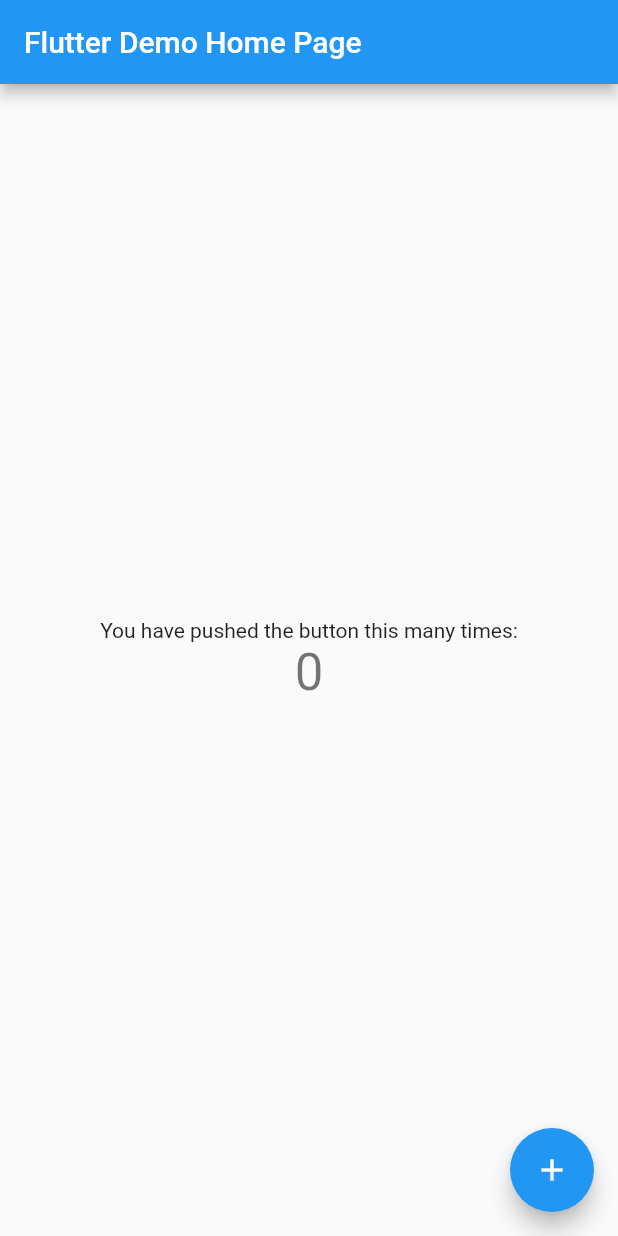
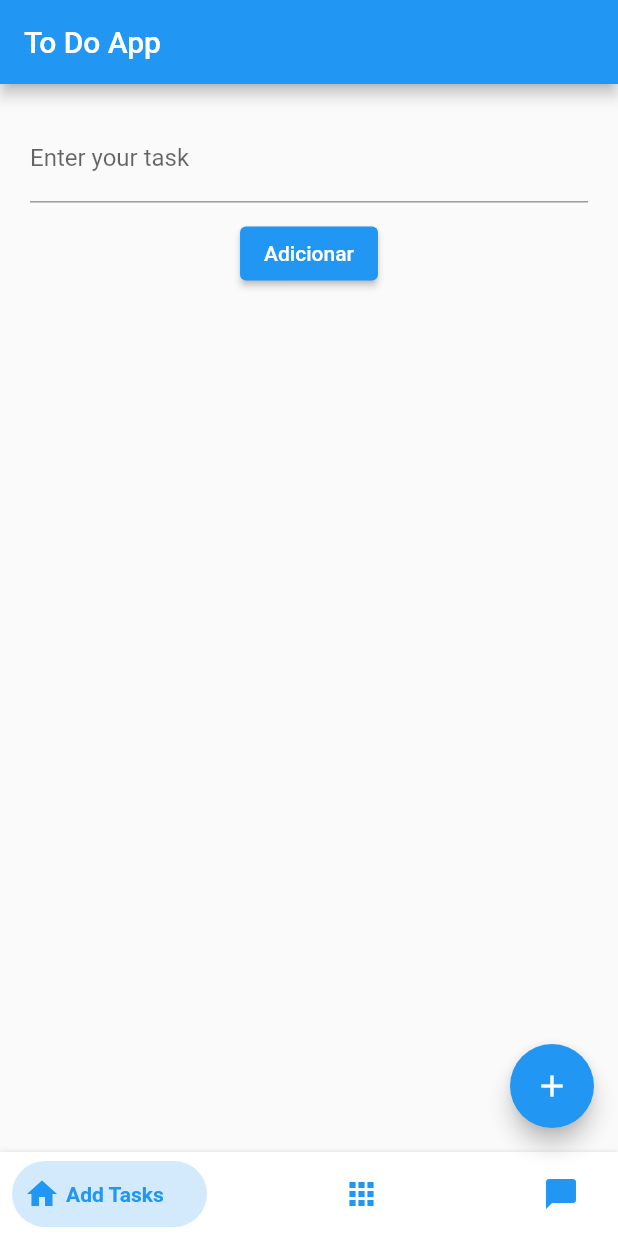
Before and after one commit to aostephano/todoApp, a Flutter app: the screen it shows after launch, on a phone screen of 412 x 824 dp. Run offline on Flutter 3.47's test engine with Material 2 defaults, Android fonts, the phone set to English and light mode, and no system bars; drawn by our look-alikes of bottom_navy_bar.

Commit message:
Initial Provider/Screens implemented

```diff
--- a/lib/main.dart
+++ b/lib/main.dart
@@ -1,4 +1,7 @@
 import 'package:flutter/material.dart';
+import 'package:todo_app/provider/MyAppState.dart';
+import 'package:todo_app/screens/MyHomePage.dart';
+import 'package:provider/provider.dart';
 
 void main() {
   runApp(const MyApp());
@@ -9,58 +12,15 @@ class MyApp extends StatelessWidget {
 
   @override
   Widget build(BuildContext context) {
-    return MaterialApp(
-      title: 'Flutter Demo',
-      theme: ThemeData(
-        primarySwatch: Colors.blue,
-      ),
-      home: const MyHomePage(title: 'Flutter Demo Home Page'),
-    );
-  }
-}
-
-class MyHomePage extends StatefulWidget {
-  const MyHomePage({super.key, required this.title});
-
-  final String title;
-
-  @override
-  State<MyHomePage> createState() => _MyHomePageState();
-}
-
-class _MyHomePageState extends State<MyHomePage> {
-  int _counter = 0;
-
-  void _incrementCounter() {
-    setState(() {
-      _counter++;
-    });
-  }
-
-  @override
-  Widget build(BuildContext context) {
-    return Scaffold(
-      appBar: AppBar(
-        title: Text(widget.title),
-      ),
-      body: Center(
-        child: Column(
-          mainAxisAlignment: MainAxisAlignment.center,
-          children: <Widget>[
-            const Text(
-              'You have pushed the button this many times:',
-            ),
-            Text(
-              '$_counter',
-              style: Theme.of(context).textTheme.headlineMedium,
-            ),
-          ],
+    return ChangeNotifierProvider(
+      create: (context) => MyAppState(),
+      child: MaterialApp(
+        debugShowCheckedModeBanner: false,
+        title: 'toDo App',
+        theme: ThemeData(
+          primarySwatch: Colors.blue,
         ),
-      ),
-      floatingActionButton: FloatingActionButton(
-        onPressed: _incrementCounter,
-        tooltip: 'Increment',
-        child: const Icon(Icons.add),
+        home: const MyHomePage(),
       ),
     );
   }
--- /dev/null
+++ b/lib/model/Task.dart
@@ -0,0 +1,27 @@
+class Task {
+  //Atributes
+  late String _taskName;
+  late bool _done = false;
+
+  //Constructor
+  Task(this._taskName, this._done);
+
+  //Setters and Getters
+  String get taskName => _taskName;
+
+  set taskName(String value) {
+    _taskName = value;
+  }
+
+  bool get done => _done;
+
+  set done(bool value) {
+    _done = value;
+  }
+
+  //Methods
+  @override
+  String toString() {
+    return taskName;
+  }
+}
--- /dev/null
+++ b/lib/provider/MyAppState.dart
@@ -0,0 +1,11 @@
+import 'package:flutter/material.dart';
+import '../model/Task.dart';
+
+class MyAppState extends ChangeNotifier {
+  List<Task> taskList = <Task>[];
+
+  addTask(taskTitle) {
+    Task taskElement = Task(taskTitle, false);
+    taskList.add(taskElement);
+  }
+}
--- /dev/null
+++ b/lib/screens/AddTaskScreen.dart
@@ -0,0 +1,49 @@
+import 'package:flutter/material.dart';
+import 'package:provider/provider.dart';
+
+import '../provider/MyAppState.dart';
+
+class AddTaskScreen extends StatefulWidget {
+  const AddTaskScreen({Key? key}) : super(key: key);
+
+  @override
+  State<AddTaskScreen> createState() => _AddTaskScreenState();
+}
+
+class _AddTaskScreenState extends State<AddTaskScreen> {
+  TextEditingController textController = TextEditingController();
+  String taskTitle = "";
+
+  @override
+  Widget build(BuildContext context) {
+    var appState = context.watch<MyAppState>();
+    var taskList = appState.taskList;
+
+    return Container(
+      padding: const EdgeInsets.all(20),
+      child: Column(
+        children: [
+          TextFormField(
+            controller: textController,
+            decoration: const InputDecoration(
+              border: UnderlineInputBorder(),
+              labelText: 'Enter your task',
+            ),
+          ),
+          const SizedBox(
+            height: 10,
+          ),
+          ElevatedButton(
+              onPressed: () {
+                //Insert new Task on Provider
+                taskTitle = textController.text;
+                appState.addTask(taskTitle);
+              },
+              child: Text("Adicionar"))
+        ],
+      ),
+    );
+  }
+
+  doNothing() {}
+}
--- /dev/null
+++ b/lib/screens/MyHomePage.dart
@@ -0,0 +1,71 @@
+import 'package:bottom_navy_bar/bottom_navy_bar.dart';
+import 'package:flutter/material.dart';
+import 'AddTaskScreen.dart';
+import 'CompletedTaskScreen.dart';
+import 'ListTaskScreen.dart';
+
+class MyHomePage extends StatefulWidget {
+  const MyHomePage({Key? key}) : super(key: key);
+
+  @override
+  State<MyHomePage> createState() => _MyHomePageState();
+}
+
+class _MyHomePageState extends State<MyHomePage> {
+  int _currentIndex = 0;
+  late PageController _pageController;
+
+  @override
+  void initState() {
+    super.initState();
+    _pageController = PageController();
+  }
+
+  @override
+  void dispose() {
+    _pageController.dispose();
+    super.dispose();
+  }
+
+  @override
+  Widget build(BuildContext context) {
+    return Scaffold(
+      floatingActionButton: FloatingActionButton(
+        onPressed: () {
+          //Return to Add Page/Navybar
+          _currentIndex = 0;
+          _pageController.jumpToPage(0);
+        },
+        backgroundColor: Colors.blue,
+        child: const Icon(Icons.add),
+      ),
+      appBar: AppBar(title: const Text("To Do App")),
+      body: SizedBox.expand(
+        child: PageView(
+          controller: _pageController,
+          onPageChanged: (index) {
+            setState(() => _currentIndex = index);
+          },
+          children: const <Widget>[
+            AddTaskScreen(),
+            ListTaskScreen(),
+            completedTaskScreen(),
+          ],
+        ),
+      ),
+      bottomNavigationBar: BottomNavyBar(
+        selectedIndex: _currentIndex,
+        onItemSelected: (index) {
+          setState(() => _currentIndex = index);
+          _pageController.jumpToPage(index);
+        },
+        items: <BottomNavyBarItem>[
+          BottomNavyBarItem(title: Text('Add Tasks'), icon: Icon(Icons.home)),
+          BottomNavyBarItem(title: Text('List Tasks'), icon: Icon(Icons.apps)),
+          BottomNavyBarItem(
+              title: Text('Completed Tasks'), icon: Icon(Icons.chat_bubble)),
+        ],
+      ),
+    );
+  }
+}
--- a/pubspec.yaml
+++ b/pubspec.yaml
@@ -30,6 +30,9 @@ environment:
 dependencies:
   flutter:
     sdk: flutter
+
+  bottom_navy_bar: ^6.0.0
+  provider: ^6.0.5
 
 
   # The following adds the Cupertino Icons font to your application.
```
Also changed, not shown: lib/components/TabItem.dart (added, +16 -0 lines), lib/screens/CompletedTaskScreen.dart (added, +15 -0 lines), lib/screens/ListTaskScreen.dart (added, +42 -0 lines), pubspec.lock, 1 other file.
